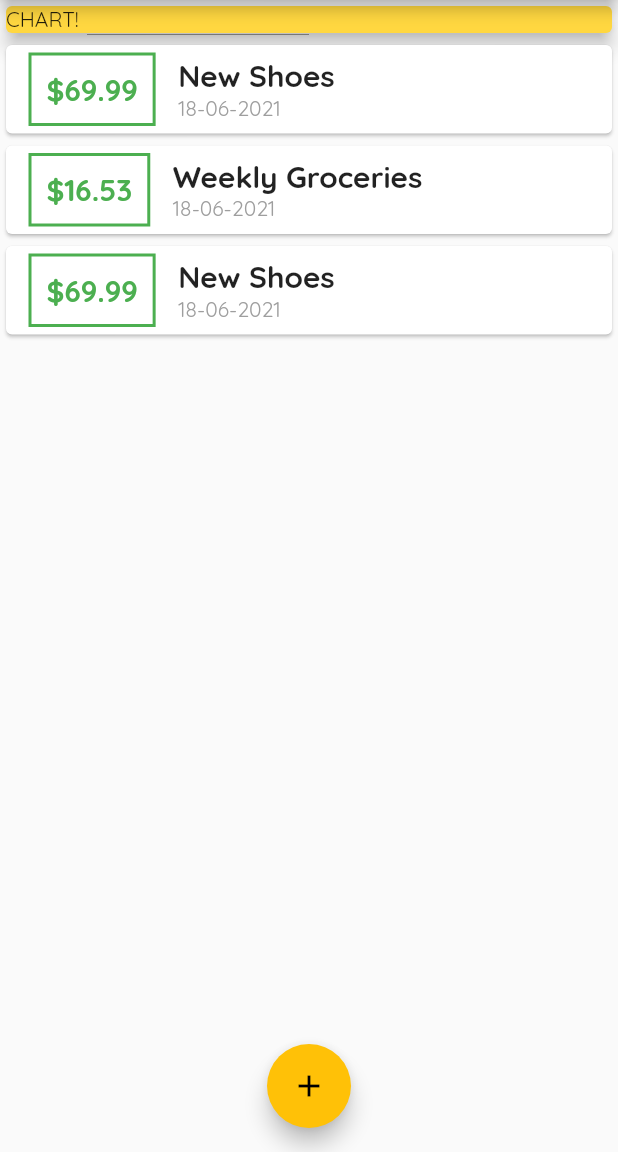
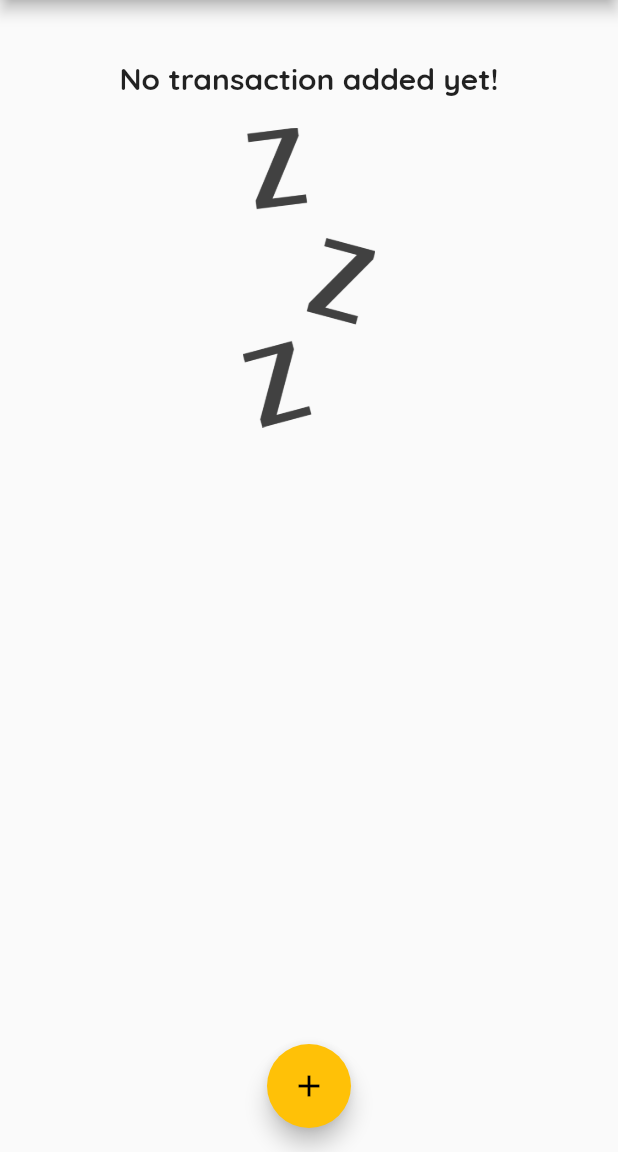
Before and after one commit to ozyildirim/flutter-expense-app, a Flutter app: the screen it shows after launch, on a phone screen of 412 x 824 dp, the part 84-1236 px from its top. Run offline on Flutter 3.47's test engine with Material 2 defaults, Android fonts, the phone set to English and light mode, and no system bars.

Commit message:
calculation of recent transactions

```diff
--- a/lib/main.dart
+++ b/lib/main.dart
@@ -1,7 +1,7 @@
 import 'package:expense_app/models/transaction.dart';
+import 'package:expense_app/widgets/chart.dart';
 import 'package:expense_app/widgets/new_transaction.dart';
 import 'package:expense_app/widgets/transaction_list.dart';
-import 'package:expense_app/widgets/user_transactions.dart';
 import 'package:flutter/material.dart';
 
 void main() => runApp(MyApp());
@@ -37,16 +37,26 @@ class _MyHomePageState extends State<MyHomePage> {
   final amountController = TextEditingController();
 
   final List<Transaction> _userTransactions = [
-    Transaction(
-        id: 't1', title: 'New Shoes', amount: 69.99, date: DateTime.now()),
-    Transaction(
-        id: 't2',
-        title: 'Weekly Groceries',
-        amount: 16.53,
-        date: DateTime.now()),
-    Transaction(
-        id: 't3', title: 'New Shoes', amount: 69.99, date: DateTime.now()),
+    // Transaction(
+    //     id: 't1', title: 'New Shoes', amount: 69.99, date: DateTime.now()),
+    // Transaction(
+    //     id: 't2',
+    //     title: 'Weekly Groceries',
+    //     amount: 16.53,
+    //     date: DateTime.now()),
+    // Transaction(
+    //     id: 't3', title: 'New Shoes', amount: 69.99, date: DateTime.now()),
   ];
+
+  List<Transaction> get _recentTransactions {
+    return _userTransactions.where((element) {
+      return element.date.isAfter(
+        DateTime.now().subtract(
+          Duration(days: 7),
+        ),
+      );
+    }).toList();
+  }
 
   void _addNewTransaction(String title, double amount) {
     final newTransaction = Transaction(
@@ -88,14 +98,7 @@ class _MyHomePageState extends State<MyHomePage> {
         child: Column(
           crossAxisAlignment: CrossAxisAlignment.stretch,
           children: [
-            Container(
-              width: double.infinity,
-              child: Card(
-                color: Colors.amberAccent,
-                child: Text('CHART!'),
-                elevation: 5,
-              ),
-            ),
+            Chart(_recentTransactions),
             TransactionList(_userTransactions)
           ],
         ),
--- /dev/null
+++ b/lib/widgets/chart.dart
@@ -0,0 +1,40 @@
+import 'package:expense_app/models/transaction.dart';
+import 'package:flutter/material.dart';
+import 'package:intl/intl.dart';
+
+class Chart extends StatelessWidget {
+  final List<Transaction> recentTransactions;
+
+  Chart(this.recentTransactions);
+
+  List<Map<String, Object>> get groupedTransactionValues {
+    return List.generate(7, (index) {
+      var weekDay = DateTime.now().subtract(
+        Duration(days: index),
+      );
+
+      double totalSum = 0.0;
+
+      for (int i = 0; i < recentTransactions.length; i++) {
+        if (recentTransactions[i].date.day == weekDay.day &&
+            recentTransactions[i].date.month == weekDay.month &&
+            recentTransactions[i].date.year == weekDay.year) {
+          totalSum += recentTransactions[i].amount;
+        }
+      }
+      return {'day': DateFormat.E().format(weekDay), 'amount': totalSum};
+    });
+  }
+
+  @override
+  Widget build(BuildContext context) {
+    print(groupedTransactionValues);
+    return Card(
+      elevation: 6,
+      margin: EdgeInsets.all(20),
+      child: Row(
+        children: [],
+      ),
+    );
+  }
+}
--- a/lib/widgets/transaction_list.dart
+++ b/lib/widgets/transaction_list.dart
@@ -11,17 +11,38 @@ class TransactionList extends StatelessWidget {
   Widget build(BuildContext context) {
     return Container(
       height: 300,
-      child: ListView.builder(
+      child: transactions.isEmpty
+          ? Column(
+              children: [
+                Text(
+                  "No transaction added yet!",
+                  style: Theme.of(context).textTheme.title,
+                ),
+                SizedBox(
+                  height: 20,
+                ),
+                Container(
+                  height: 200,
+                  child: Image.asset(
+                    'assets/images/waiting.png',
+                    fit: BoxFit.cover,
+                  ),
+                )
+              ],
+            )
+          : ListView.builder(
               itemCount: transactions.length,
               itemBuilder: (context, index) {
                 return Card(
                   child: Row(
                     children: [
                       Container(
-                  margin: EdgeInsets.symmetric(horizontal: 15, vertical: 5),
+                        margin:
+                            EdgeInsets.symmetric(horizontal: 15, vertical: 10),
                         decoration: BoxDecoration(
                             border: Border.all(
-                          color: Theme.of(context).primaryColor, width: 2)),
+                                color: Theme.of(context).primaryColor,
+                                width: 2)),
                         padding: EdgeInsets.all(10),
                         child: Text(
                           '\$${transactions[index].amount}',
--- a/pubspec.yaml
+++ b/pubspec.yaml
@@ -45,10 +45,8 @@ flutter:
   # the material Icons class.
   uses-material-design: true
 
-  # To add assets to your application, add an assets section, like this:
-  # assets:
-  #   - images/a_dot_burr.jpeg
-  #   - images/a_dot_ham.jpeg
+  assets:
+    - assets/images/waiting.png
 
   # An image asset can refer to one or more resolution-specific "variants", see
   # https://flutter.dev/assets-and-images/#resolution-aware.
```
Also changed, not shown: lib/widgets/user_transactions.dart (deleted, +0 -45 lines), assets/images/waiting.png (added). Lines whose indentation alone changed are shown as unchanged.
